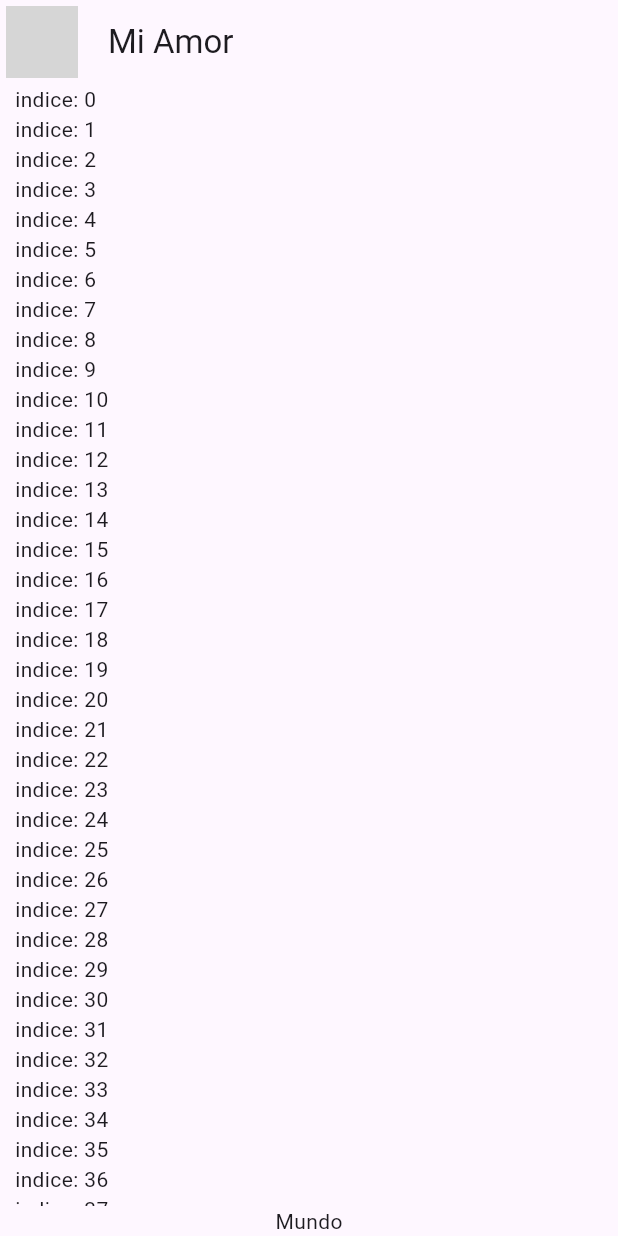
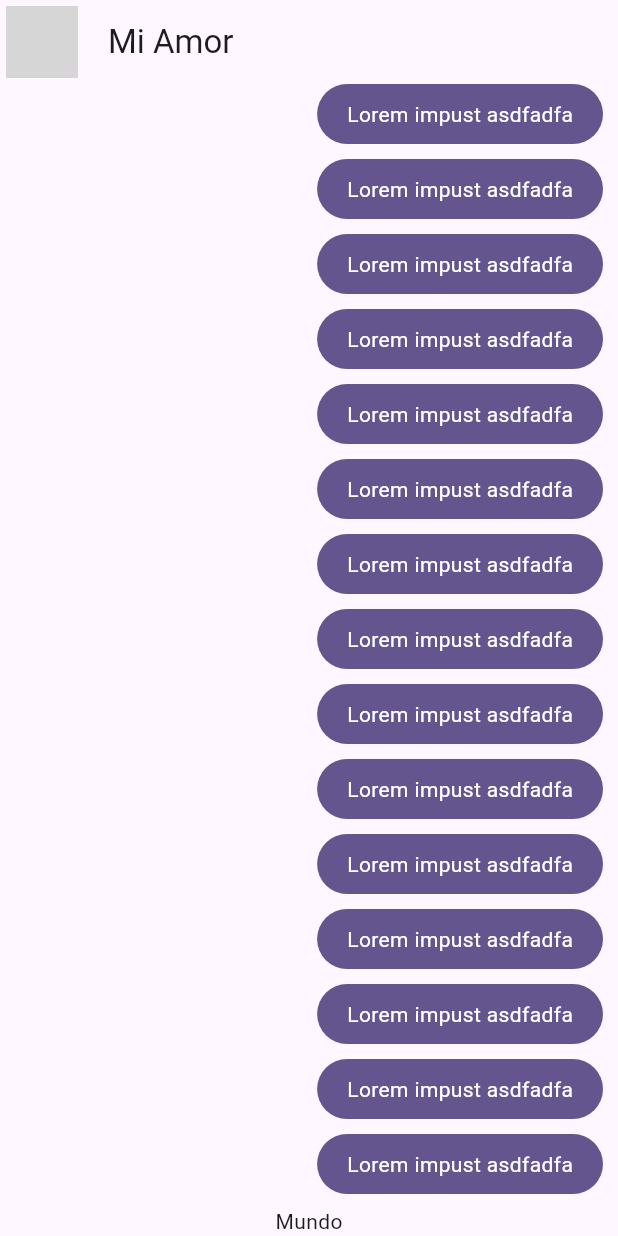
Before and after one commit to MarvoloV/Yes-No-app, a Flutter app: the screen it shows after launch, on a phone screen of 412 x 824 dp. Run offline on Flutter 3.47's test engine with Material 2 defaults, Android fonts, the phone set to English and light mode, and no system bars; network calls fail; grey boxes are pictures that could not be loaded.

Commit message:
add myMessageBubble

```diff
--- a/lib/main.dart
+++ b/lib/main.dart
@@ -1,6 +1,6 @@
 import 'package:flutter/material.dart';
 import 'package:yes_no_app/config/theme/app_theme.dart';
-import 'package:yes_no_app/presentation/chat/chat_screen.dart';
+import 'package:yes_no_app/presentation/Screens/chat/chat_screen.dart';
 
 void main() => runApp(const MyApp());
 
--- a/lib/presentation/chat/chat_screen.dart
+++ b/lib/presentation/Screens/chat/chat_screen.dart
@@ -1,4 +1,5 @@
 import 'package:flutter/material.dart';
+import 'package:yes_no_app/presentation/widgets/chat/my_message_bubble.dart';
 
 class ChatScreen extends StatelessWidget {
   const ChatScreen({super.key});
@@ -32,7 +33,7 @@ class _ChatView extends StatelessWidget {
                 child: ListView.builder(
               itemCount: 100,
               itemBuilder: (context, index) {
-                return Text("indice: $index");
+                return MyMessageBubble();
               },
             )),
             Text("Mundo")
--- /dev/null
+++ b/lib/presentation/widgets/chat/my_message_bubble.dart
@@ -0,0 +1,34 @@
+import 'package:flutter/material.dart';
+
+class MyMessageBubble extends StatelessWidget {
+  const MyMessageBubble({super.key});
+
+  @override
+  Widget build(BuildContext context) {
+    final colors = Theme.of(context).colorScheme;
+    return Column(
+      crossAxisAlignment: CrossAxisAlignment.end,
+      children: [
+        Container(
+          decoration: BoxDecoration(
+            color: colors.primary,
+            borderRadius: BorderRadius.circular(20),
+          ),
+          child: Padding(
+            padding: const EdgeInsets.symmetric(
+              horizontal: 20,
+              vertical: 10,
+            ),
+            child: Text(
+              'Lorem impust asdfadfa',
+              style: TextStyle(
+                color: Colors.white,
+              ),
+            ),
+          ),
+        ),
+        SizedBox(height: 10)
+      ],
+    );
+  }
+}
```
